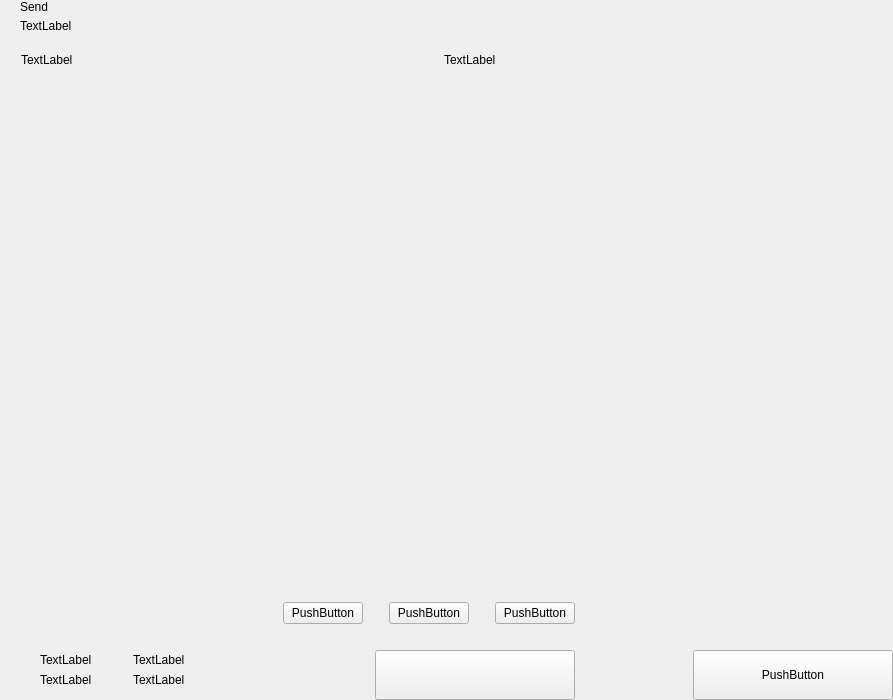
This is src/qt/ucacoin/forms/send.ui in ucacoin/Ucacoin2 as Qt 5 draws it before an edit. The edited form follows.
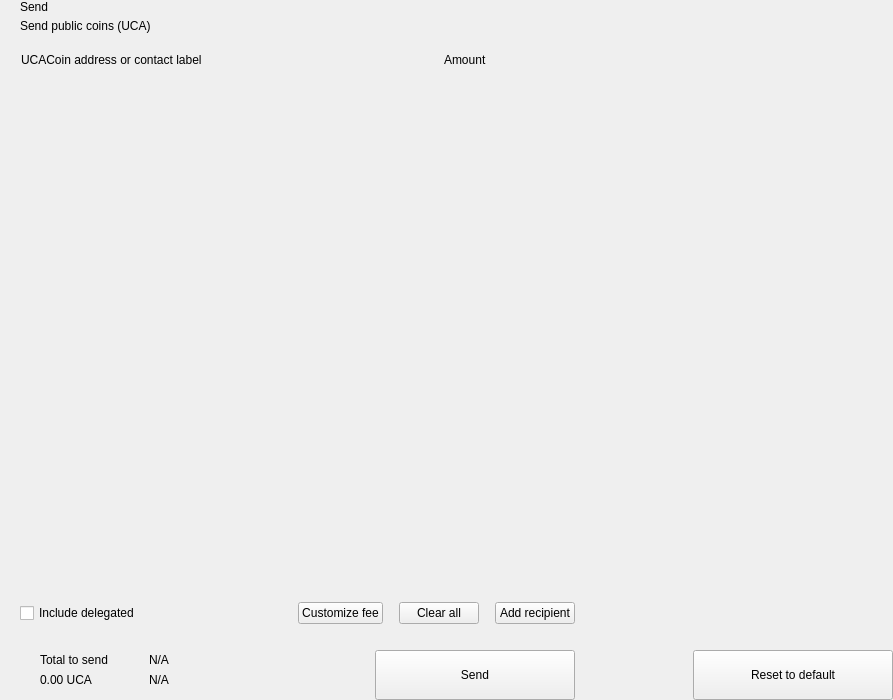
This is the edited form. Custom widgets are drawn as their Qt base class.

Diff of the .ui file:
```diff
--- a/src/qt/ucacoin/forms/send.ui
+++ b/src/qt/ucacoin/forms/send.ui
@@ -81,7 +81,7 @@
             <item>
              <widget class="QLabel" name="labelSubtitle1">
               <property name="text">
-               <string>TextLabel</string>
+               <string>Send public coins (UCA)</string>
               </property>
              </widget>
             </item>
@@ -141,7 +141,7 @@
              <string notr="true">margin-left:8px;</string>
             </property>
             <property name="text">
-             <string>TextLabel</string>
+             <string>UCACoin address or contact label</string>
             </property>
            </widget>
           </item>
@@ -164,7 +164,7 @@
           <item>
            <widget class="QLabel" name="labelSubtitleAmount">
             <property name="text">
-             <string>TextLabel</string>
+             <string>Amount</string>
             </property>
            </widget>
           </item>
@@ -263,9 +263,22 @@
           <property name="spacing">
            <number>6</number>
           </property>
+          <property name="leftMargin">
+           <number>20</number>
+          </property>
           <property name="rightMargin">
            <number>20</number>
           </property>
+          <item>
+           <widget class="QCheckBox" name="checkBoxDelegations">
+            <property name="layoutDirection">
+             <enum>Qt::LeftToRight</enum>
+            </property>
+            <property name="text">
+             <string>Include delegated</string>
+            </property>
+           </widget>
+          </item>
           <item>
            <spacer name="horizontalSpacer_4">
             <property name="orientation">
@@ -273,7 +286,7 @@
             </property>
             <property name="sizeHint" stdset="0">
              <size>
-              <width>40</width>
+              <width>10</width>
               <height>20</height>
              </size>
             </property>
@@ -285,7 +298,7 @@
              <enum>Qt::NoFocus</enum>
             </property>
             <property name="text">
-             <string>PushButton</string>
+             <string>Customize fee</string>
             </property>
            </widget>
           </item>
@@ -299,7 +312,7 @@
             </property>
             <property name="sizeHint" stdset="0">
              <size>
-              <width>20</width>
+              <width>10</width>
               <height>20</height>
              </size>
             </property>
@@ -314,7 +327,7 @@
              <enum>Qt::RightToLeft</enum>
             </property>
             <property name="text">
-             <string>PushButton</string>
+             <string>Clear all</string>
             </property>
            </widget>
           </item>
@@ -328,7 +341,7 @@
             </property>
             <property name="sizeHint" stdset="0">
              <size>
-              <width>20</width>
+              <width>10</width>
               <height>20</height>
              </size>
             </property>
@@ -340,7 +353,7 @@
              <enum>Qt::NoFocus</enum>
             </property>
             <property name="text">
-             <string>PushButton</string>
+             <string>Add recipient</string>
             </property>
            </widget>
           </item>
@@ -444,14 +457,14 @@
                      <item>
                       <widget class="QLabel" name="labelTitleTotalSend">
                        <property name="text">
-                        <string>TextLabel</string>
+                        <string>Total to send</string>
                        </property>
                       </widget>
                      </item>
                      <item>
                       <widget class="QLabel" name="labelAmountSend">
                        <property name="text">
-                        <string>TextLabel</string>
+                        <string notr="true">0.00 UCA</string>
                        </property>
                       </widget>
                      </item>
@@ -516,14 +529,14 @@
                      <item>
                       <widget class="QLabel" name="labelTitleTotalRemaining">
                        <property name="text">
-                        <string>TextLabel</string>
+                        <string notr="true">N/A</string>
                        </property>
                       </widget>
                      </item>
                      <item>
                       <widget class="QLabel" name="labelAmountRemaining">
                        <property name="text">
-                        <string>TextLabel</string>
+                        <string notr="true">N/A</string>
                        </property>
                       </widget>
                      </item>
@@ -573,7 +586,7 @@
              <enum>Qt::NoFocus</enum>
             </property>
             <property name="text">
-             <string/>
+             <string>Send</string>
             </property>
            </widget>
           </item>
@@ -680,7 +693,7 @@
              <enum>Qt::NoFocus</enum>
             </property>
             <property name="text">
-             <string>PushButton</string>
+             <string>Reset to default</string>
             </property>
            </widget>
           </item>
```
